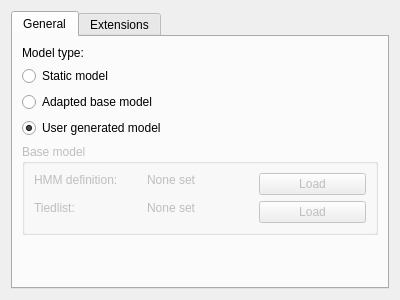
This is simon/src/simonmodelmanagementui/modelsettingsdlg.ui in KDE/simon as Qt 5 draws it before an edit. The edited form follows.
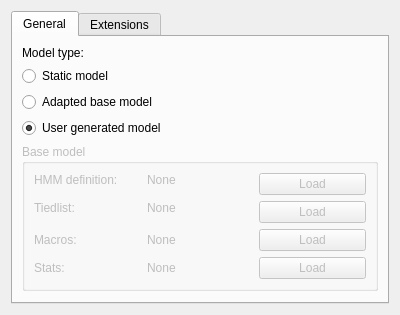
This is the edited form. Custom widgets are drawn as their Qt base class.

The edit to the form file:
```diff
--- a/simon/src/simonmodelmanagementui/modelsettingsdlg.ui
+++ b/simon/src/simonmodelmanagementui/modelsettingsdlg.ui
@@ -74,7 +74,7 @@
           <item row="0" column="1">
            <widget class="QLabel" name="lbLastLoadedBaseHMM">
             <property name="text">
-             <string>None set</string>
+             <string>None</string>
             </property>
            </widget>
           </item>
@@ -95,7 +95,7 @@
           <item row="1" column="1" rowspan="2">
            <widget class="QLabel" name="lbLastLoadedBaseTiedlist">
             <property name="text">
-             <string>None set</string>
+             <string>None</string>
             </property>
            </widget>
           </item>
@@ -106,6 +106,48 @@
             </property>
            </widget>
           </item>
+          <item row="3" column="0">
+           <widget class="QLabel" name="lbBaseMacros">
+            <property name="text">
+             <string>Macros:</string>
+            </property>
+           </widget>
+          </item>
+          <item row="4" column="0">
+           <widget class="QLabel" name="lbBaseStats">
+            <property name="text">
+             <string>Stats:</string>
+            </property>
+           </widget>
+          </item>
+          <item row="3" column="1">
+           <widget class="QLabel" name="lbLastLoadedBaseMacros">
+            <property name="text">
+             <string>None</string>
+            </property>
+           </widget>
+          </item>
+          <item row="4" column="1">
+           <widget class="QLabel" name="lbLastLoadedBaseStats">
+            <property name="text">
+             <string>None</string>
+            </property>
+           </widget>
+          </item>
+          <item row="3" column="2">
+           <widget class="KPushButton" name="pbLoadBaseMacros">
+            <property name="text">
+             <string>Load</string>
+            </property>
+           </widget>
+          </item>
+          <item row="4" column="2">
+           <widget class="KPushButton" name="pbLoadBaseStats">
+            <property name="text">
+             <string>Load</string>
+            </property>
+           </widget>
+          </item>
          </layout>
         </widget>
        </item>
```
